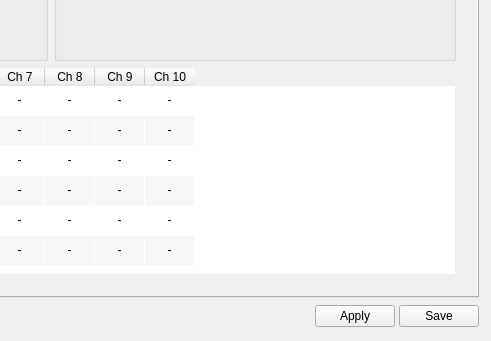
Above: ground/openpilotgcs/src/plugins/config/airframe.ui from FlyTheThings/raspberrypilot before the change; both pictures show x 389 to 880 and y 267 to 608 of the 880 by 608 pixel window. Below: the same form after it.
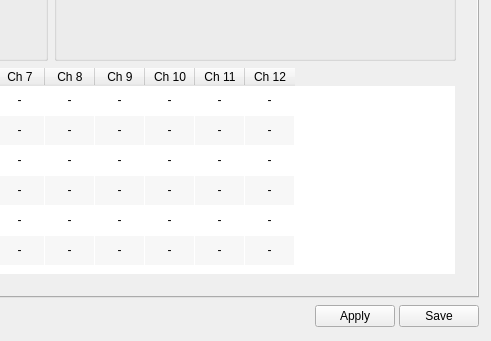
That is the form after the change. The open tabs and pages were chosen to show the change. Icons and pictures are not drawn. Custom widgets are drawn as their Qt base class.

Diff of the .ui file:
```diff
--- a/ground/openpilotgcs/src/plugins/config/airframe.ui
+++ b/ground/openpilotgcs/src/plugins/config/airframe.ui
@@ -128,8 +128,8 @@
            <rect>
             <x>0</x>
             <y>0</y>
-            <width>850</width>
-            <height>508</height>
+            <width>852</width>
+            <height>518</height>
            </rect>
           </property>
           <layout class="QVBoxLayout" name="verticalLayout">
@@ -2158,6 +2158,9 @@
                    <property name="alternatingRowColors">
                     <bool>true</bool>
                    </property>
+                   <property name="columnCount">
+                    <number>12</number>
+                   </property>
                    <attribute name="horizontalHeaderDefaultSectionSize">
                     <number>50</number>
                    </attribute>
@@ -2244,6 +2247,16 @@
                      <string>Ch 10</string>
                     </property>
                    </column>
+                   <column>
+                    <property name="text">
+                     <string>Ch 11</string>
+                    </property>
+                   </column>
+                   <column>
+                    <property name="text">
+                     <string>Ch 12</string>
+                    </property>
+                   </column>
                    <item row="0" column="0">
                     <property name="text">
                      <string>-</string>
@@ -2324,6 +2337,24 @@
                      <set>AlignHCenter|AlignVCenter|AlignCenter</set>
                     </property>
                    </item>
+
+                   <item row="0" column="10">
+                    <property name="text">
+                     <string>-</string>
+                    </property>
+                    <property name="textAlignment">
+                     <set>AlignHCenter|AlignVCenter|AlignCenter</set>
+                    </property>
+                   </item>
+                   <item row="0" column="11">
+                    <property name="text">
+                     <string>-</string>
+                    </property>
+                    <property name="textAlignment">
+                     <set>AlignHCenter|AlignVCenter|AlignCenter</set>
+                    </property>
+                   </item>
+
                    <item row="1" column="0">
                     <property name="text">
                      <string>-</string>
@@ -2404,6 +2435,23 @@
                      <set>AlignHCenter|AlignVCenter|AlignCenter</set>
                     </property>
                    </item>
+                   <item row="1" column="10">
+                    <property name="text">
+                     <string>-</string>
+                    </property>
+                    <property name="textAlignment">
+                     <set>AlignHCenter|AlignVCenter|AlignCenter</set>
+                    </property>
+                   </item>
+                   <item row="1" column="11">
+                    <property name="text">
+                     <string>-</string>
+                    </property>
+                    <property name="textAlignment">
+                     <set>AlignHCenter|AlignVCenter|AlignCenter</set>
+                    </property>
+                   </item>
+
                    <item row="2" column="0">
                     <property name="text">
                      <string>-</string>
@@ -2484,6 +2532,23 @@
                      <set>AlignHCenter|AlignVCenter|AlignCenter</set>
                     </property>
                    </item>
+
+                   <item row="2" column="10">
+                    <property name="text">
+                     <string>-</string>
+                    </property>
+                    <property name="textAlignment">
+                     <set>AlignHCenter|AlignVCenter|AlignCenter</set>
+                    </property>
+                   </item>
+                   <item row="2" column="11">
+                    <property name="text">
+                     <string>-</string>
+                    </property>
+                    <property name="textAlignment">
+                     <set>AlignHCenter|AlignVCenter|AlignCenter</set>
+                    </property>
+                   </item>
                    <item row="3" column="0">
                     <property name="text">
                      <string>-</string>
@@ -2564,6 +2629,24 @@
                      <set>AlignHCenter|AlignVCenter|AlignCenter</set>
                     </property>
                    </item>
+
+                   <item row="3" column="10">
+                    <property name="text">
+                     <string>-</string>
+                    </property>
+                    <property name="textAlignment">
+                     <set>AlignHCenter|AlignVCenter|AlignCenter</set>
+                    </property>
+                   </item>
+                   <item row="3" column="11">
+                    <property name="text">
+                     <string>-</string>
+                    </property>
+                    <property name="textAlignment">
+                     <set>AlignHCenter|AlignVCenter|AlignCenter</set>
+                    </property>
+                   </item>
+
                    <item row="4" column="0">
                     <property name="text">
                      <string>-</string>
@@ -2644,6 +2727,23 @@
                      <set>AlignHCenter|AlignVCenter|AlignCenter</set>
                     </property>
                    </item>
+
+                   <item row="4" column="10">
+                    <property name="text">
+                     <string>-</string>
+                    </property>
+                    <property name="textAlignment">
+                     <set>AlignHCenter|AlignVCenter|AlignCenter</set>
+                    </property>
+                   </item>
+                   <item row="4" column="11">
+                    <property name="text">
+                     <string>-</string>
+                    </property>
+                    <property name="textAlignment">
+                     <set>AlignHCenter|AlignVCenter|AlignCenter</set>
+                    </property>
+                   </item>
                    <item row="5" column="0">
                     <property name="text">
                      <string>-</string>
@@ -2724,6 +2824,24 @@
                      <set>AlignHCenter|AlignVCenter|AlignCenter</set>
                     </property>
                    </item>
+
+                   <item row="5" column="10">
+                    <property name="text">
+                     <string>-</string>
+                    </property>
+                    <property name="textAlignment">
+                     <set>AlignHCenter|AlignVCenter|AlignCenter</set>
+                    </property>
+                   </item>
+                   <item row="5" column="11">
+                    <property name="text">
+                     <string>-</string>
+                    </property>
+                    <property name="textAlignment">
+                     <set>AlignHCenter|AlignVCenter|AlignCenter</set>
+                    </property>
+                   </item>
+
                   </widget>
                  </item>
                 </layout>
```
Left out of the diff: 24 changed lines with no effect on the pictures.
